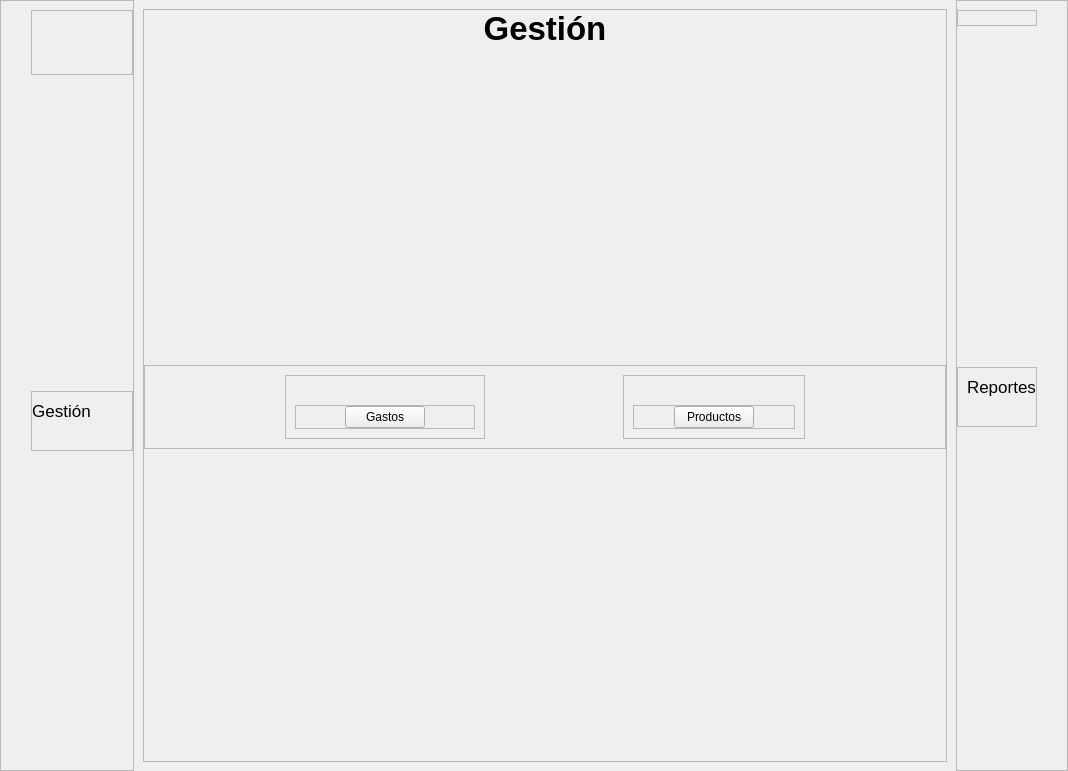
Qt form view/ui/main.ui (R0land013/blue-pos) before a commit.
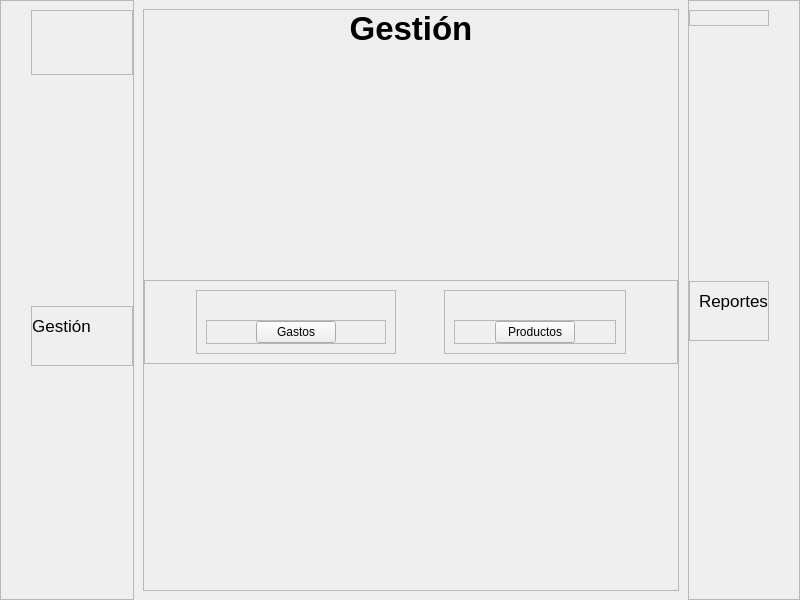
The same form after that commit. Icons and pictures are not drawn.

Commit message: Style: El tamaño mínimo de la ventana es 800x600

```diff
--- a/view/ui/main.ui
+++ b/view/ui/main.ui
@@ -6,10 +6,16 @@
    <rect>
     <x>0</x>
     <y>0</y>
-    <width>1068</width>
-    <height>771</height>
+    <width>800</width>
+    <height>600</height>
    </rect>
   </property>
+  <property name="minimumSize">
+   <size>
+    <width>800</width>
+    <height>600</height>
+   </size>
+  </property>
   <property name="mouseTracking">
    <bool>true</bool>
   </property>
@@ -175,21 +181,6 @@
    </item>
    <item>
     <widget class="QStackedWidget" name="stacked_widget">
-     <property name="sizePolicy">
-      <sizepolicy hsizetype="Preferred" vsizetype="Minimum">
-       <horstretch>0</horstretch>
-       <verstretch>0</verstretch>
-      </sizepolicy>
-     </property>
-     <property name="minimumSize">
-      <size>
-       <width>800</width>
-       <height>771</height>
-      </size>
-     </property>
-     <property name="mouseTracking">
-      <bool>true</bool>
-     </property>
      <property name="currentIndex">
       <number>0</number>
      </property>
```
Left out of the diff: 37 changed lines with no effect on the pictures.
